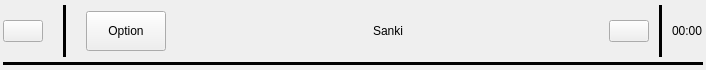
Szybet/sanki, file components/status_bar.ui: the form before one commit.
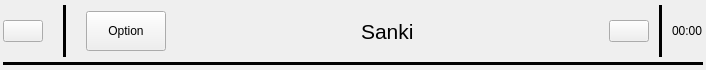
The form after the commit. Icons and pictures are not drawn.

```diff
--- a/components/status_bar.ui
+++ b/components/status_bar.ui
@@ -198,7 +198,7 @@
       <widget class="QLabel" name="LabelStatus">
        <property name="font">
         <font>
-         <pointsize>9</pointsize>
+         <pointsize>16</pointsize>
         </font>
        </property>
        <property name="text">
```
Left out of the diff: 12 changed lines with no effect on the pictures.
